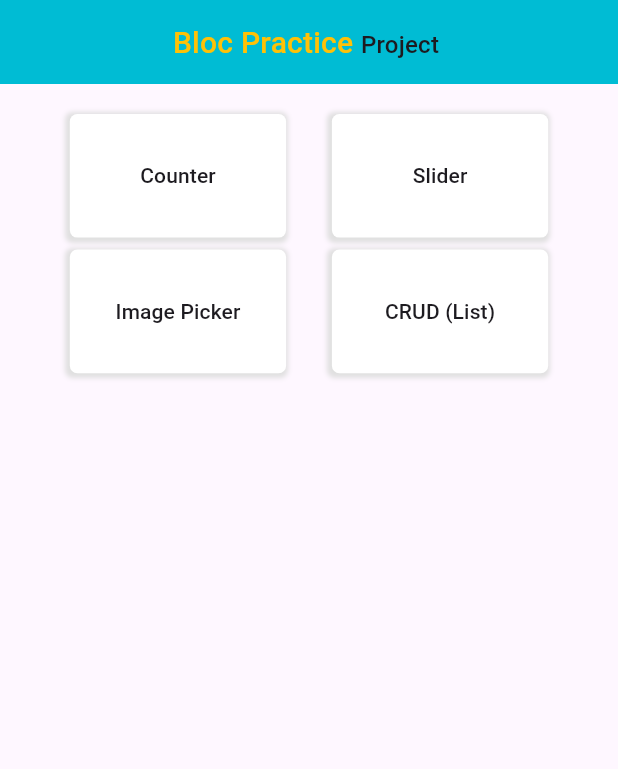
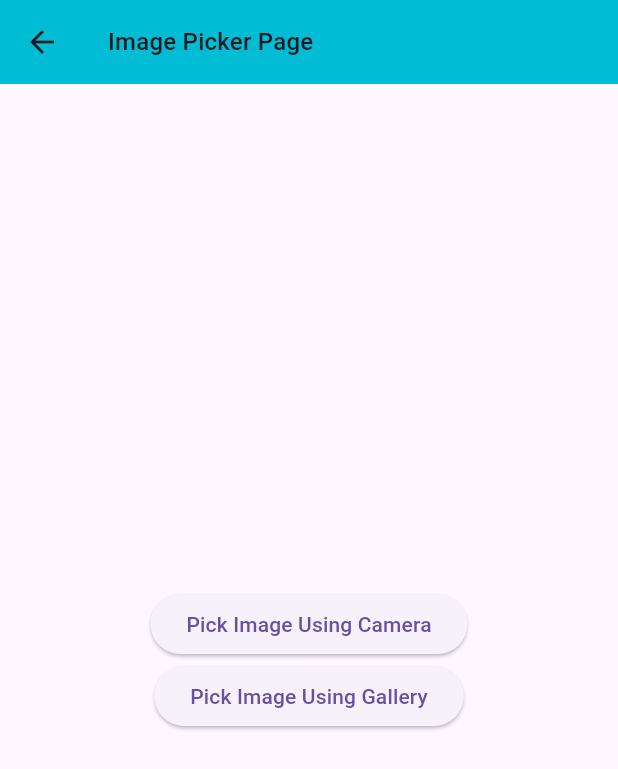
Before and after one commit to javedmughal-058/bloc_practice_project, a Flutter app: the screen it shows after launch, after a tap on "Image Picker", on a phone screen of 412 x 824 dp. Shown: the top 769 px of the screen. Run offline on Flutter 3.47's test engine with Material 3 defaults, Android fonts, the phone set to English and light mode, and no system bars; our stand-ins replace bloc, equatable, flutter_bloc, image_picker.

Commit message:
Image picker example added

```diff
--- /dev/null
+++ b/lib/bloc/image_picker_example/image_picker_bloc.dart
@@ -0,0 +1,25 @@
+import 'package:bloc/bloc.dart';
+import 'package:bloc_practice_project/bloc/image_picker_example/image_picker_event.dart';
+import 'package:bloc_practice_project/utils/image_picker_utils.dart';
+import 'package:image_picker/image_picker.dart';
+import 'image_picker_state.dart';
+
+
+class ImagePickerBloc extends Bloc<ImagePickerEvent, ImagePickerState> {
+  ImagePickerBloc() : super(const ImagePickerState()) {
+    on<PickImageFromCamera>(_pickImageFromGallery);
+    on<PickImageFromGallery>(_pickImageFromCamera);
+  }
+
+  Future<void> _pickImageFromGallery(PickImageFromCamera event, Emitter<ImagePickerState> emit) async {
+    final ImagePickerUtils imagePickerUtils = ImagePickerUtils();
+    XFile? file = await imagePickerUtils.pickImage();
+    emit(state.copyWith(file: file));
+  }
+  Future<void> _pickImageFromCamera(PickImageFromGallery event, Emitter<ImagePickerState> emit) async {
+    final ImagePickerUtils imagePickerUtils = ImagePickerUtils();
+    XFile? file = await imagePickerUtils.pickImage(imageSource: ImageSource.camera);
+    emit(state.copyWith(file: file));
+  }
+
+}
--- /dev/null
+++ b/lib/bloc/image_picker_example/image_picker_event.dart
@@ -0,0 +1,15 @@
+import 'package:equatable/equatable.dart';
+
+
+abstract class ImagePickerEvent extends Equatable{
+
+  const ImagePickerEvent();
+
+  @override
+  List<Object> get props => [];
+
+
+}
+
+class PickImageFromCamera extends ImagePickerEvent{}
+class PickImageFromGallery extends ImagePickerEvent{}
--- /dev/null
+++ b/lib/bloc/image_picker_example/image_picker_state.dart
@@ -0,0 +1,18 @@
+
+import 'package:equatable/equatable.dart';
+import 'package:image_picker/image_picker.dart';
+
+class ImagePickerState extends Equatable{
+
+  final XFile? file;
+
+  const ImagePickerState({this.file});
+
+  ImagePickerState copyWith({XFile? file}){
+    return ImagePickerState(file: file ?? this.file);
+  }
+
+  @override
+  List<Object?> get props => [file];
+
+}
--- a/lib/main.dart
+++ b/lib/main.dart
@@ -1,4 +1,5 @@
-import 'package:bloc_practice_project/bloc/counter/counter_bloc.dart';
+import 'package:bloc_practice_project/bloc/counter_example/counter_bloc.dart';
+import 'package:bloc_practice_project/bloc/image_picker_example/image_picker_bloc.dart';
 import 'package:bloc_practice_project/ui/home_page.dart';
 import 'package:flutter/material.dart';
 import 'package:flutter_bloc/flutter_bloc.dart';
@@ -19,6 +20,7 @@ class MyApp extends StatelessWidget {
       providers: [
         BlocProvider (create: (context) => CounterBloc()),
         BlocProvider (create: (context) => SwitchBloc()),
+        BlocProvider (create: (context) => ImagePickerBloc()),
       ],
       child: MaterialApp(
         debugShowCheckedModeBanner: false,
--- a/lib/ui/counter_page.dart
+++ b/lib/ui/counter_page.dart
@@ -1,6 +1,6 @@
-import 'package:bloc_practice_project/bloc/counter/counter_bloc.dart';
-import 'package:bloc_practice_project/bloc/counter/counter_event.dart';
-import 'package:bloc_practice_project/bloc/counter/counter_state.dart';
+import 'package:bloc_practice_project/bloc/counter_example/counter_bloc.dart';
+import 'package:bloc_practice_project/bloc/counter_example/counter_event.dart';
+import 'package:bloc_practice_project/bloc/counter_example/counter_state.dart';
 import 'package:bloc_practice_project/ui/widgets/app_bar_widget.dart';
 import 'package:flutter/material.dart';
 import 'package:flutter_bloc/flutter_bloc.dart';
--- a/lib/ui/home_page.dart
+++ b/lib/ui/home_page.dart
@@ -4,6 +4,8 @@ import 'package:bloc_practice_project/ui/counter_page.dart';
 import 'package:bloc_practice_project/ui/widgets/app_bar_widget.dart';
 import 'package:bloc_practice_project/ui/widgets/home_item_widget.dart';
 import 'package:flutter/material.dart';
+
+import 'image_picker_page.dart';
 
 class HomePage extends StatelessWidget {
   const HomePage({super.key});
@@ -26,7 +28,7 @@ class HomePage extends StatelessWidget {
             Row(
               mainAxisAlignment: MainAxisAlignment.spaceEvenly,
               children: [
-                HomeItemWidget(title: 'Image Picker', onTap: (){}),
+                HomeItemWidget(title: 'Image Picker', onTap: ()=> context.push(const ImagePickerPage())),
                 HomeItemWidget(title: 'CRUD (List)', onTap: (){}),
               ],
             ),
--- /dev/null
+++ b/lib/ui/image_picker_page.dart
@@ -0,0 +1,41 @@
+import 'dart:io';
+
+import 'package:bloc_practice_project/bloc/image_picker_example/image_picker_bloc.dart';
+import 'package:bloc_practice_project/bloc/image_picker_example/image_picker_event.dart';
+import 'package:bloc_practice_project/bloc/image_picker_example/image_picker_state.dart';
+import 'package:bloc_practice_project/ui/widgets/app_bar_widget.dart';
+import 'package:flutter/material.dart';
+import 'package:flutter_bloc/flutter_bloc.dart';
+
+class ImagePickerPage extends StatelessWidget {
+  const ImagePickerPage({super.key});
+
+  @override
+  Widget build(BuildContext context) {
+    final size = MediaQuery.sizeOf(context);
+    return Scaffold(
+      appBar: appBarWidget(context, title: 'Image Picker Page'),
+      body: SizedBox(
+        height: size.height,
+        width: size.width,
+        child: BlocBuilder<ImagePickerBloc, ImagePickerState>(
+            builder: (context, state){
+              return state.file == null
+                  ? Column(
+                    mainAxisAlignment: MainAxisAlignment.center,
+                    crossAxisAlignment: CrossAxisAlignment.center,
+                    children: [
+                      ElevatedButton(onPressed: (){
+                          context.read<ImagePickerBloc>().add(PickImageFromCamera());
+                        }, child: const Text('Pick Image Using Camera')),
+                      ElevatedButton(onPressed: (){
+                          context.read<ImagePickerBloc>().add(PickImageFromCamera());
+                        }, child: const Text('Pick Image Using Gallery')),
+                    ],
+                  )
+                  : Image.file(File(state.file!.path.toString()));
+            }),
+      ),
+    );
+  }
+}
--- /dev/null
+++ b/lib/utils/image_picker_utils.dart
@@ -0,0 +1,13 @@
+import 'package:image_picker/image_picker.dart';
+
+class ImagePickerUtils{
+
+
+  final ImagePicker _imagePicker = ImagePicker();
+
+  Future<XFile?> pickImage({ImageSource imageSource = ImageSource.gallery}) async{
+    return await _imagePicker.pickImage(source: imageSource);
+  }
+
+
+}
--- a/pubspec.yaml
+++ b/pubspec.yaml
@@ -38,6 +38,7 @@ dependencies:
   equatable: ^2.0.5
   bloc: ^8.1.4
   flutter_bloc: ^8.1.6
+  image_picker:
 
 dev_dependencies:
   flutter_test:
```
Also changed, not shown: lib/bloc/counter_example/counter_bloc.dart (renamed from lib/bloc/counter/counter_bloc.dart), lib/bloc/counter_example/counter_event.dart (renamed from lib/bloc/counter/counter_event.dart), lib/bloc/counter_example/counter_state.dart (renamed from lib/bloc/counter/counter_state.dart), 2 other files.
